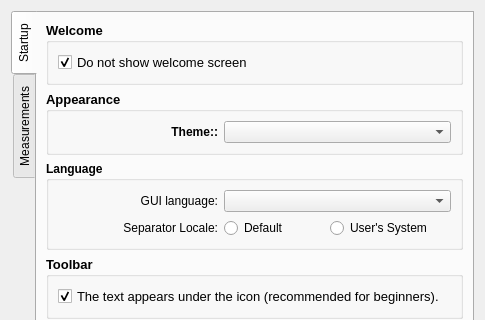
The window that src/app/seamlyme/dialogs/configpages/seamlymepreferencesconfigurationpage.ui (FashionFreedom/Seamly2D) describes before a commit, drawn with Qt 5; both pictures show x 0 to 485 and y 0 to 320 of the 485 by 562 pixel window.
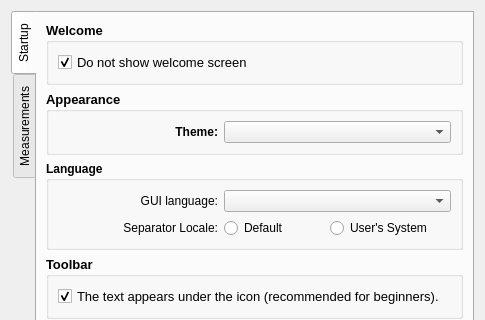
The same window after the commit.

```diff
--- a/src/app/seamlyme/dialogs/configpages/seamlymepreferencesconfigurationpage.ui
+++ b/src/app/seamlyme/dialogs/configpages/seamlymepreferencesconfigurationpage.ui
@@ -121,7 +121,7 @@
              </font>
             </property>
             <property name="text">
-             <string>Theme::</string>
+             <string>Theme:</string>
             </property>
             <property name="alignment">
              <set>Qt::AlignRight|Qt::AlignTrailing|Qt::AlignVCenter</set>
```
